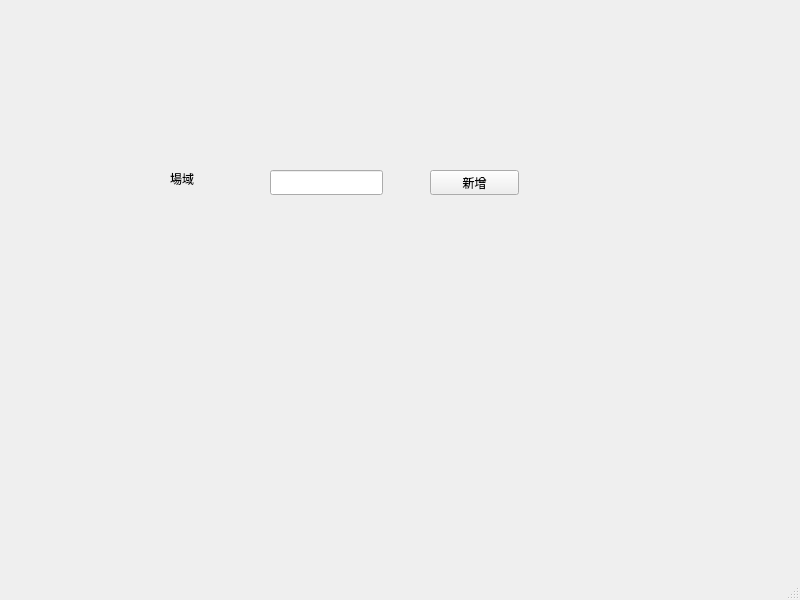
Above: AlertConsoleView.ui from twbikeman/bigdata_ai_hw before the change. Below: the same form after it.
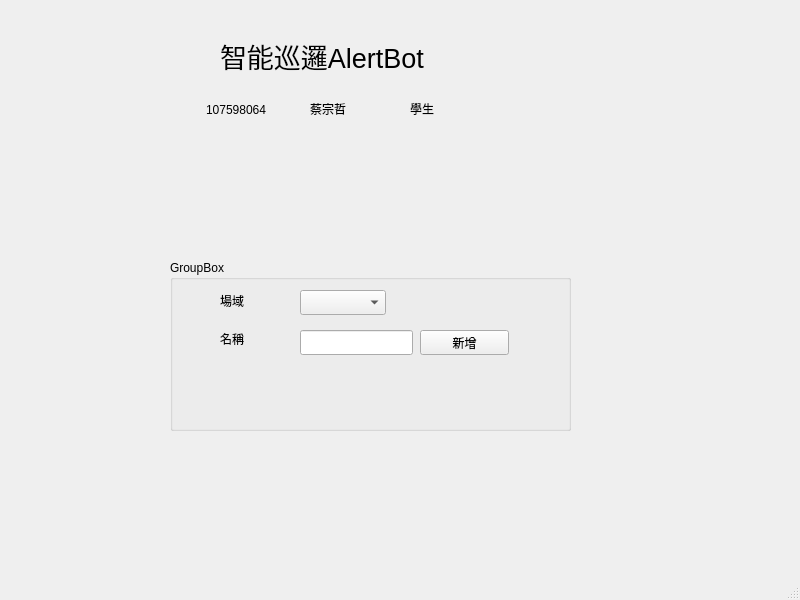
That is the form after the change.

Patch:
```diff
--- a/AlertConsoleView.ui
+++ b/AlertConsoleView.ui
@@ -14,41 +14,134 @@
    <string>MainWindow</string>
   </property>
   <widget class="QWidget" name="centralwidget">
-   <widget class="QPushButton" name="pushButton">
-    <property name="geometry">
-     <rect>
-      <x>430</x>
-      <y>170</y>
-      <width>89</width>
-      <height>25</height>
-     </rect>
-    </property>
-    <property name="text">
-     <string>新增</string>
-    </property>
-   </widget>
-   <widget class="QLabel" name="label">
+   <widget class="QGroupBox" name="groupBox">
     <property name="geometry">
      <rect>
       <x>170</x>
-      <y>170</y>
+      <y>260</y>
+      <width>401</width>
+      <height>171</height>
+     </rect>
+    </property>
+    <property name="title">
+     <string>GroupBox</string>
+    </property>
+    <widget class="QComboBox" name="siteComboBox">
+     <property name="geometry">
+      <rect>
+       <x>130</x>
+       <y>30</y>
+       <width>86</width>
+       <height>25</height>
+      </rect>
+     </property>
+    </widget>
+    <widget class="QLineEdit" name="siteNameLineEdit">
+     <property name="geometry">
+      <rect>
+       <x>130</x>
+       <y>70</y>
+       <width>113</width>
+       <height>25</height>
+      </rect>
+     </property>
+    </widget>
+    <widget class="QLabel" name="label">
+     <property name="geometry">
+      <rect>
+       <x>50</x>
+       <y>20</y>
+       <width>67</width>
+       <height>41</height>
+      </rect>
+     </property>
+     <property name="text">
+      <string>場域</string>
+     </property>
+    </widget>
+    <widget class="QPushButton" name="setSiteButton">
+     <property name="geometry">
+      <rect>
+       <x>250</x>
+       <y>70</y>
+       <width>89</width>
+       <height>25</height>
+      </rect>
+     </property>
+     <property name="text">
+      <string>新增</string>
+     </property>
+    </widget>
+    <widget class="QLabel" name="label_6">
+     <property name="geometry">
+      <rect>
+       <x>50</x>
+       <y>70</y>
+       <width>67</width>
+       <height>17</height>
+      </rect>
+     </property>
+     <property name="text">
+      <string>名稱</string>
+     </property>
+    </widget>
+   </widget>
+   <widget class="QLabel" name="label_2">
+    <property name="geometry">
+     <rect>
+      <x>220</x>
+      <y>30</y>
+      <width>311</width>
+      <height>51</height>
+     </rect>
+    </property>
+    <property name="font">
+     <font>
+      <pointsize>20</pointsize>
+     </font>
+    </property>
+    <property name="text">
+     <string>智能巡邏AlertBot</string>
+    </property>
+   </widget>
+   <widget class="QLabel" name="label_3">
+    <property name="geometry">
+     <rect>
+      <x>206</x>
+      <y>100</y>
+      <width>81</width>
+      <height>20</height>
+     </rect>
+    </property>
+    <property name="text">
+     <string>107598064</string>
+    </property>
+   </widget>
+   <widget class="QLabel" name="label_4">
+    <property name="geometry">
+     <rect>
+      <x>310</x>
+      <y>100</y>
       <width>67</width>
       <height>17</height>
      </rect>
     </property>
     <property name="text">
-     <string>場域</string>
+     <string>蔡宗哲</string>
     </property>
    </widget>
-   <widget class="QLineEdit" name="lineEdit">
+   <widget class="QLabel" name="label_5">
     <property name="geometry">
      <rect>
-      <x>270</x>
-      <y>170</y>
-      <width>113</width>
-      <height>25</height>
+      <x>410</x>
+      <y>100</y>
+      <width>67</width>
+      <height>17</height>
      </rect>
     </property>
+    <property name="text">
+     <string>學生</string>
+    </property>
    </widget>
   </widget>
   <widget class="QMenuBar" name="menubar">
```
